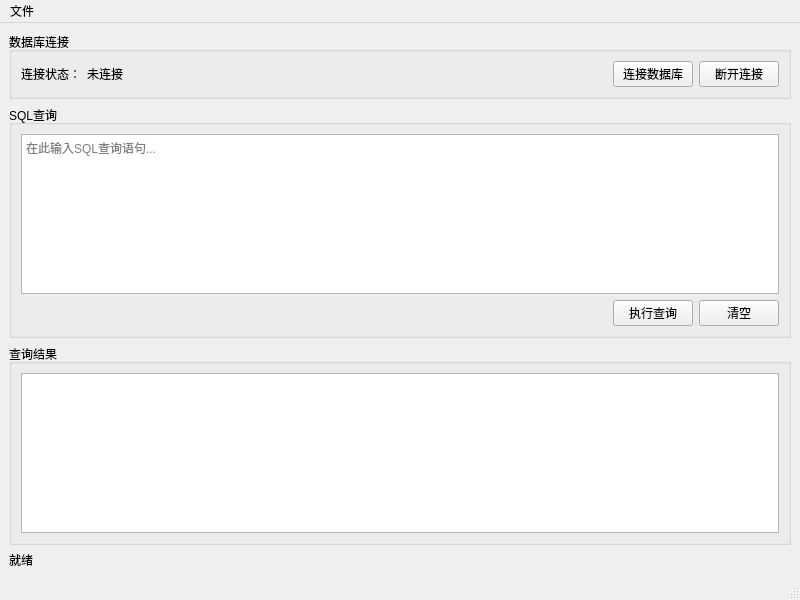
Before: the Qt Designer form mainwindow.ui in THonour99/MySqlT, drawn with Qt 5.
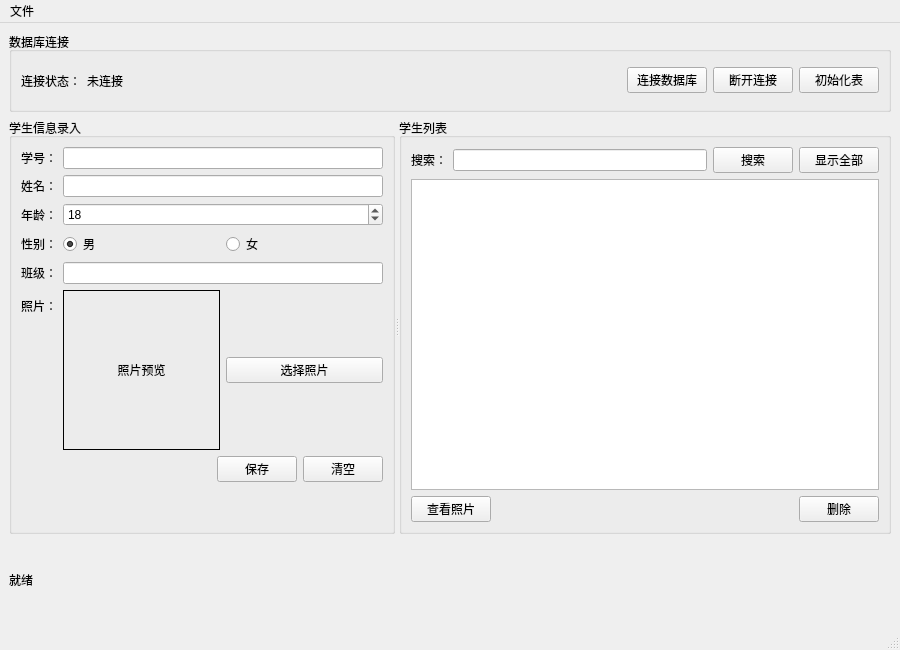
After: the same form once the commit is applied.

Commit message: 更新主窗口界面，添加学生信息录入功能，包括学号、姓名、年龄、性别、班级和照片字段。实现数据库连接、学生表创建、数据保存、清空输入、照片选择和删除功能。调整窗口大小和标题。

The edit to the form file:
```diff
--- a/mainwindow.ui
+++ b/mainwindow.ui
@@ -6,8 +6,8 @@
    <rect>
     <x>0</x>
     <y>0</y>
-    <width>800</width>
-    <height>600</height>
+    <width>900</width>
+    <height>650</height>
    </rect>
   </property>
   <property name="windowTitle">
@@ -65,26 +65,149 @@
          </property>
         </widget>
        </item>
+       <item>
+        <widget class="QPushButton" name="pushButton_initTable">
+         <property name="text">
+          <string>初始化表</string>
+         </property>
+        </widget>
+       </item>
       </layout>
      </widget>
     </item>
     <item>
-     <widget class="QGroupBox" name="groupBox_query">
+     <widget class="QSplitter" name="splitter">
+      <property name="orientation">
+       <enum>Qt::Horizontal</enum>
+      </property>
+      <widget class="QGroupBox" name="groupBox_studentInfo">
       <property name="title">
-       <string>SQL查询</string>
-      </property>
-      <layout class="QVBoxLayout" name="verticalLayout_2">
+        <string>学生信息录入</string>
+       </property>
+       <layout class="QVBoxLayout" name="verticalLayout_4">
        <item>
-        <widget class="QPlainTextEdit" name="plainTextEdit_query">
-         <property name="placeholderText">
-          <string>在此输入SQL查询语句...</string>
+         <layout class="QFormLayout" name="formLayout">
+          <item row="0" column="0">
+           <widget class="QLabel" name="label_id">
+            <property name="text">
+             <string>学号：</string>
          </property>
         </widget>
        </item>
+          <item row="0" column="1">
+           <widget class="QLineEdit" name="lineEdit_id"/>
+          </item>
+          <item row="1" column="0">
+           <widget class="QLabel" name="label_name">
+            <property name="text">
+             <string>姓名：</string>
+            </property>
+           </widget>
+          </item>
+          <item row="1" column="1">
+           <widget class="QLineEdit" name="lineEdit_name"/>
+          </item>
+          <item row="2" column="0">
+           <widget class="QLabel" name="label_age">
+            <property name="text">
+             <string>年龄：</string>
+            </property>
+           </widget>
+          </item>
+          <item row="2" column="1">
+           <widget class="QSpinBox" name="spinBox_age">
+            <property name="minimum">
+             <number>15</number>
+            </property>
+            <property name="maximum">
+             <number>50</number>
+            </property>
+            <property name="value">
+             <number>18</number>
+            </property>
+           </widget>
+          </item>
+          <item row="3" column="0">
+           <widget class="QLabel" name="label_gender">
+            <property name="text">
+             <string>性别：</string>
+            </property>
+           </widget>
+          </item>
+          <item row="3" column="1">
+           <layout class="QHBoxLayout" name="horizontalLayout_3">
        <item>
-        <layout class="QHBoxLayout" name="horizontalLayout_2">
+             <widget class="QRadioButton" name="radioButton_male">
+              <property name="text">
+               <string>男</string>
+              </property>
+              <property name="checked">
+               <bool>true</bool>
+              </property>
+             </widget>
+            </item>
          <item>
-          <spacer name="horizontalSpacer_2">
+             <widget class="QRadioButton" name="radioButton_female">
+              <property name="text">
+               <string>女</string>
+              </property>
+             </widget>
+            </item>
+           </layout>
+          </item>
+          <item row="4" column="0">
+           <widget class="QLabel" name="label_class">
+            <property name="text">
+             <string>班级：</string>
+            </property>
+           </widget>
+          </item>
+          <item row="4" column="1">
+           <widget class="QLineEdit" name="lineEdit_class"/>
+          </item>
+          <item row="5" column="0">
+           <widget class="QLabel" name="label_photo">
+            <property name="text">
+             <string>照片：</string>
+            </property>
+           </widget>
+          </item>
+          <item row="5" column="1">
+           <layout class="QHBoxLayout" name="horizontalLayout_4">
+            <item>
+             <widget class="QLabel" name="label_photoPreview">
+              <property name="minimumSize">
+               <size>
+                <width>120</width>
+                <height>160</height>
+               </size>
+              </property>
+              <property name="frameShape">
+               <enum>QFrame::Box</enum>
+              </property>
+              <property name="text">
+               <string>照片预览</string>
+              </property>
+              <property name="alignment">
+               <set>Qt::AlignCenter</set>
+              </property>
+             </widget>
+            </item>
+            <item>
+             <widget class="QPushButton" name="pushButton_selectPhoto">
+              <property name="text">
+               <string>选择照片</string>
+              </property>
+             </widget>
+            </item>
+           </layout>
+          </item>
+         </layout>
+        </item>
+        <item>
+         <layout class="QHBoxLayout" name="horizontalLayout_5">
+          <item>
+           <spacer name="horizontalSpacer_3">
            <property name="orientation">
             <enum>Qt::Horizontal</enum>
            </property>
@@ -97,14 +220,14 @@
           </spacer>
          </item>
          <item>
-          <widget class="QPushButton" name="pushButton_executeQuery">
+           <widget class="QPushButton" name="pushButton_save">
            <property name="text">
-            <string>执行查询</string>
+             <string>保存</string>
            </property>
           </widget>
          </item>
          <item>
-          <widget class="QPushButton" name="pushButton_clearQuery">
+           <widget class="QPushButton" name="pushButton_clear">
            <property name="text">
             <string>清空</string>
            </property>
@@ -112,19 +235,90 @@
          </item>
         </layout>
        </item>
-      </layout>
-     </widget>
-    </item>
-    <item>
+        <item>
+         <spacer name="verticalSpacer">
+          <property name="orientation">
+           <enum>Qt::Vertical</enum>
+          </property>
+          <property name="sizeHint" stdset="0">
+           <size>
+            <width>20</width>
+            <height>40</height>
+           </size>
+          </property>
+         </spacer>
+        </item>
+       </layout>
+      </widget>
      <widget class="QGroupBox" name="groupBox_results">
       <property name="title">
-       <string>查询结果</string>
+        <string>学生列表</string>
       </property>
       <layout class="QVBoxLayout" name="verticalLayout_3">
+        <item>
+         <layout class="QHBoxLayout" name="horizontalLayout_6">
+          <item>
+           <widget class="QLabel" name="label_search">
+            <property name="text">
+             <string>搜索：</string>
+            </property>
+           </widget>
+          </item>
+          <item>
+           <widget class="QLineEdit" name="lineEdit_search"/>
+          </item>
+          <item>
+           <widget class="QPushButton" name="pushButton_search">
+            <property name="text">
+             <string>搜索</string>
+            </property>
+           </widget>
+          </item>
+          <item>
+           <widget class="QPushButton" name="pushButton_showAll">
+            <property name="text">
+             <string>显示全部</string>
+            </property>
+           </widget>
+          </item>
+         </layout>
+        </item>
        <item>
         <widget class="QTableView" name="tableView_results"/>
        </item>
-      </layout>
+        <item>
+         <layout class="QHBoxLayout" name="horizontalLayout_7">
+          <item>
+           <widget class="QPushButton" name="pushButton_loadPhoto">
+            <property name="text">
+             <string>查看照片</string>
+            </property>
+           </widget>
+          </item>
+          <item>
+           <spacer name="horizontalSpacer_4">
+            <property name="orientation">
+             <enum>Qt::Horizontal</enum>
+            </property>
+            <property name="sizeHint" stdset="0">
+             <size>
+              <width>40</width>
+              <height>20</height>
+             </size>
+            </property>
+           </spacer>
+          </item>
+          <item>
+           <widget class="QPushButton" name="pushButton_delete">
+            <property name="text">
+             <string>删除</string>
+            </property>
+           </widget>
+          </item>
+         </layout>
+        </item>
+       </layout>
+      </widget>
      </widget>
     </item>
     <item>
@@ -141,7 +335,7 @@
     <rect>
      <x>0</x>
      <y>0</y>
-     <width>800</width>
+     <width>900</width>
      <height>21</height>
     </rect>
    </property>
```
Left out of the diff: 2 changed lines with no effect on the pictures. Lines whose indentation alone changed are shown as unchanged. The commit also changes 10 other files.
